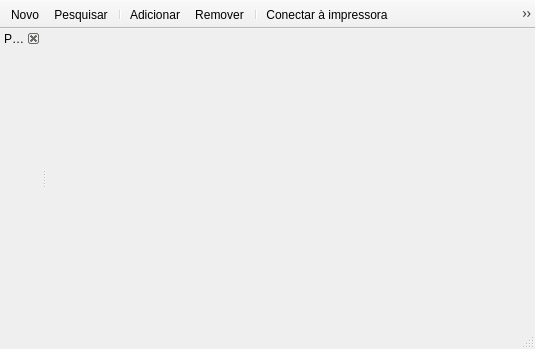
First picture: the form in mainwindow.ui, repository leidensj/BKVale, before the edit.
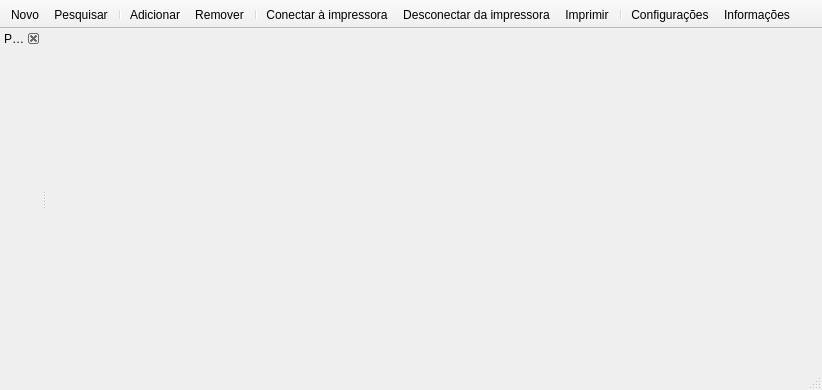
Second picture: the form after the edit. Icons and pictures are not drawn.

What changed in the file:
```diff
--- a/mainwindow.ui
+++ b/mainwindow.ui
@@ -6,8 +6,8 @@
    <rect>
     <x>0</x>
     <y>0</y>
-    <width>535</width>
-    <height>349</height>
+    <width>822</width>
+    <height>390</height>
    </rect>
   </property>
   <property name="minimumSize">
```
Left out of the diff: 24 changed lines with no effect on the pictures.
